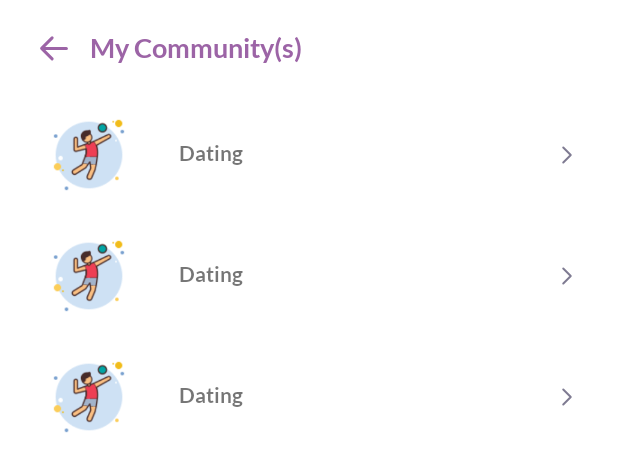
After one commit to prajwalmw/Circle, an Android app: the layout activity_my_community.xml on its own in the app's theme, with its tools: preview values and no code run, on a phone screen of 412 x 824 dp. The commit adds this screen. Shown: the top 472 px of the screen. Run offline under Robolectric (Android 15) with nearby library versions, the phone set to English and light mode, and no system bars.

Commit message:
category based chat is added.

```diff
--- a/app/build.gradle
+++ b/app/build.gradle
@@ -63,6 +63,8 @@ dependencies {
     annotationProcessor 'com.github.bumptech.glide:compiler:4.13.2'
     implementation "com.github.pgreze:android-reactions:1.3" // chat reactions
 
+    implementation 'com.google.code.gson:gson:2.8.8'
+
 
 
 }
--- a/app/src/main/java/com/example/circle/activity/Chat_UserList.java
+++ b/app/src/main/java/com/example/circle/activity/Chat_UserList.java
@@ -103,7 +103,10 @@ public class Chat_UserList extends AppCompatActivity {
                                         binding.noData.setVisibility(View.VISIBLE);
                                     else
                                         binding.noData.setVisibility(View.GONE);
+
+                                    binding.toolbarTitle.setText("Your Circle(" + users.size() + ")");
                                     usersAdapter.notifyDataSetChanged();
+
                                     return;
                                 }
 
@@ -119,6 +122,8 @@ public class Chat_UserList extends AppCompatActivity {
                                             binding.noData.setVisibility(View.VISIBLE);
                                         else
                                             binding.noData.setVisibility(View.GONE);
+
+                                        binding.toolbarTitle.setText("Your Circle(" + users.size() + ")");
                                     }
                                 }
                             }
--- /dev/null
+++ b/app/src/main/res/drawable/right_arrow_svg.xml
@@ -0,0 +1,13 @@
+<vector xmlns:android="http://schemas.android.com/apk/res/android"
+    android:width="20dp"
+    android:height="20dp"
+    android:viewportWidth="20"
+    android:viewportHeight="20">
+  <path
+      android:pathData="M7.5,15L12.5,10L7.5,5"
+      android:strokeLineJoin="round"
+      android:strokeWidth="1.33"
+      android:fillColor="#00000000"
+      android:strokeColor="#7F7B92"
+      android:strokeLineCap="round"/>
+</vector>
--- /dev/null
+++ b/app/src/main/res/layout/activity_my_community.xml
@@ -0,0 +1,79 @@
+<?xml version="1.0" encoding="utf-8"?>
+<RelativeLayout
+    xmlns:android="http://schemas.android.com/apk/res/android"
+    xmlns:app="http://schemas.android.com/apk/res-auto"
+    xmlns:tools="http://schemas.android.com/tools"
+    android:layout_width="match_parent"
+    android:layout_height="match_parent"
+    tools:context=".activity.MyCommunity">
+
+    <RelativeLayout
+        android:id="@+id/category_toolbar"
+        android:layout_width="match_parent"
+        android:layout_height="wrap_content"
+        android:layout_alignParentLeft="true"
+        android:layout_marginStart="24dp"
+        android:layout_marginEnd="24dp"
+        android:layout_marginBottom="24dp"
+        android:layout_alignParentTop="true"
+        android:layout_marginTop="20dp"
+        >
+
+        <ImageButton
+            android:id="@+id/arrow_back"
+            android:layout_width="wrap_content"
+            android:layout_height="wrap_content"
+            android:layout_centerVertical="true"
+            android:src="@drawable/arrow_right"
+            android:background="@null"/>
+
+        <TextView
+            android:id="@+id/label"
+            android:layout_width="wrap_content"
+            android:layout_height="wrap_content"
+            android:layout_marginStart="12dp"
+            android:layout_toEndOf="@+id/arrow_back"
+            android:fontFamily="@font/lato_bold"
+            android:gravity="center"
+            android:layout_centerVertical="true"
+            android:lineSpacingExtra="1sp"
+            android:text="My Community(s)"
+            android:textAppearance="@style/toolbar_title"
+            android:textColor="@null"
+            android:textSize="@null"
+            android:translationY="-0.28sp" />
+
+        <TextView
+            android:id="@+id/join_txtview"
+            android:layout_width="wrap_content"
+            android:layout_height="wrap_content"
+            android:layout_alignParentEnd="true"
+            android:layout_marginStart="5dp"
+            android:layout_marginTop="5dp"
+            android:layout_marginEnd="5dp"
+            android:layout_marginBottom="5dp"
+            android:background="@null"
+            android:fontFamily="@font/lato_bold"
+            android:gravity="center"
+            android:text="Join"
+            android:visibility="gone"
+            android:textColor="@color/color_icons"
+            android:textSize="16sp" />
+
+    </RelativeLayout>
+
+    <androidx.recyclerview.widget.RecyclerView
+        android:id="@+id/recyclerview_category"
+        android:layout_width="match_parent"
+        android:layout_height="match_parent"
+        android:layout_marginStart="24dp"
+        android:layout_below="@+id/category_toolbar"
+        android:scrollbars="vertical"
+        android:fadeScrollbars="false"
+        android:scrollbarThumbVertical="@color/color_primary"
+        app:layoutManager="androidx.recyclerview.widget.LinearLayoutManager"
+        tools:listitem="@layout/mycommunity_list_item"/>
+
+
+
+</RelativeLayout>
--- /dev/null
+++ b/app/src/main/res/layout/mycommunity_list_item.xml
@@ -0,0 +1,38 @@
+<?xml version="1.0" encoding="utf-8"?>
+<RelativeLayout xmlns:android="http://schemas.android.com/apk/res/android"
+    android:id="@+id/relativeLayout"
+    android:layout_width="match_parent"
+    android:layout_height="wrap_content"
+    android:layout_marginBottom="10dp"
+    android:paddingVertical="5dp"
+    xmlns:app="http://schemas.android.com/apk/res-auto">
+
+    <ImageView
+        android:id="@+id/image"
+        android:layout_width="60dp"
+        android:layout_height="60dp"
+        android:layout_marginStart="5dp"
+        android:src="@drawable/sport_large_icon"/>
+
+    <TextView
+        android:id="@+id/title"
+        android:layout_width="wrap_content"
+        android:layout_height="wrap_content"
+        android:layout_centerVertical="true"
+        android:layout_marginStart="30dp"
+        android:layout_toEndOf="@+id/image"
+        android:fontFamily="@font/lato_bold"
+        android:lineSpacingExtra="3sp"
+        android:text="Dating"
+        android:textSize="14sp"
+        android:translationY="-1.39sp" />
+
+    <ImageButton
+        android:layout_width="wrap_content"
+        android:layout_height="wrap_content"
+        android:layout_alignParentEnd="true"
+        android:src="@drawable/right_arrow_svg"
+        android:background="@null"
+        android:layout_centerVertical="true"
+        android:layout_marginEnd="24dp" />
+</RelativeLayout>
```
Also changed, not shown: app/src/main/AndroidManifest.xml (+16 -4 lines), app/src/main/java/com/example/circle/activity/CategoryActivity.java (+20 -15 lines), app/src/main/java/com/example/circle/activity/MyCommunity.java (added, +48 -0 lines), app/src/main/java/com/example/circle/activity/ProfileOTP_Login.java (+9 -3 lines), app/src/main/java/com/example/circle/activity/UserSetupScreen.java (+78 -20 lines), app/src/main/java/com/example/circle/adapter/CategoryAdapter.java (+12 -6 lines), app/src/main/java/com/example/circle/adapter/MyCommunityAdapter.java (added, +72 -0 lines), app/src/main/java/com/example/circle/adapter/UsersAdapter.java (+14 -3 lines), app/src/main/java/com/example/circle/model/CategoryModel.java (+10 -5 lines), app/src/main/java/com/example/circle/utilities/SessionManager.java (+26 -0 lines).
